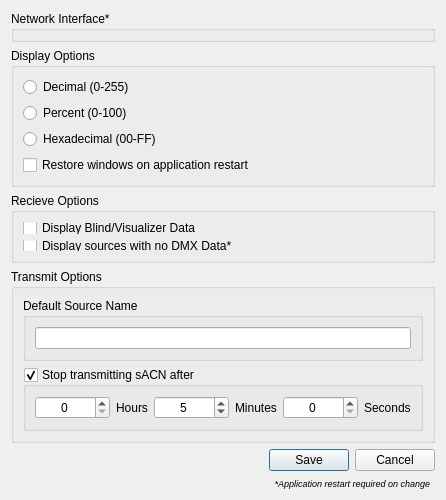
Old version of the form ui/preferencesdialog.ui in the repository docsteer/sacnview.
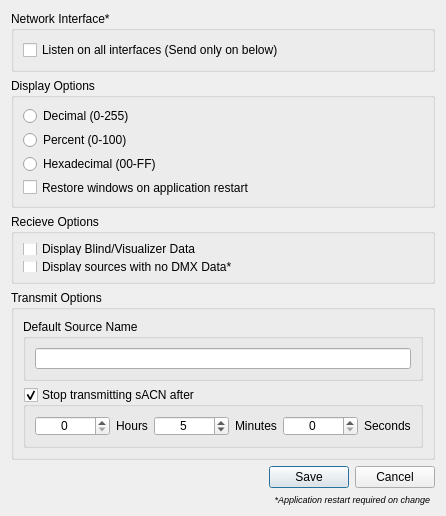
New version of the form. Icons and pictures are not drawn.

```diff
--- a/ui/preferencesdialog.ui
+++ b/ui/preferencesdialog.ui
@@ -38,6 +38,15 @@
      <property name="title">
       <string>Network Interface*</string>
      </property>
+     <layout class="QVBoxLayout" name="verticalLayout_NetworkInterfaces">
+      <item>
+       <widget class="QCheckBox" name="cbListenAll">
+        <property name="text">
+         <string>Listen on all interfaces (Send only on below)</string>
+        </property>
+       </widget>
+      </item>
+     </layout>
     </widget>
    </item>
    <item alignment="Qt::AlignVCenter">
```
